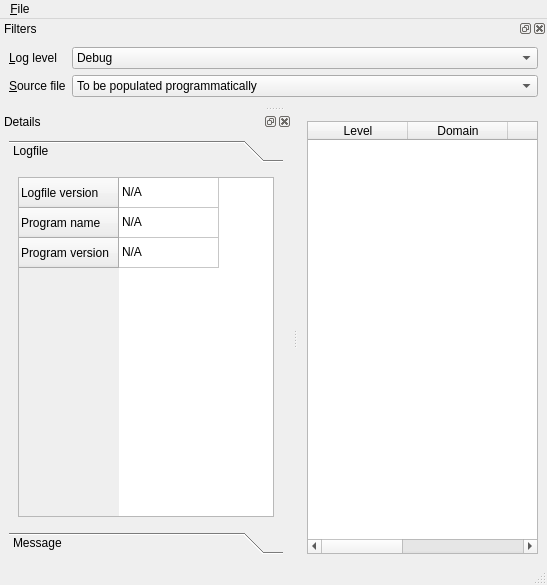
Before: the Qt Designer form logger/src/tools/MainWindow.ui in lxq2537664558/rainbrurpg, drawn with Qt 5.
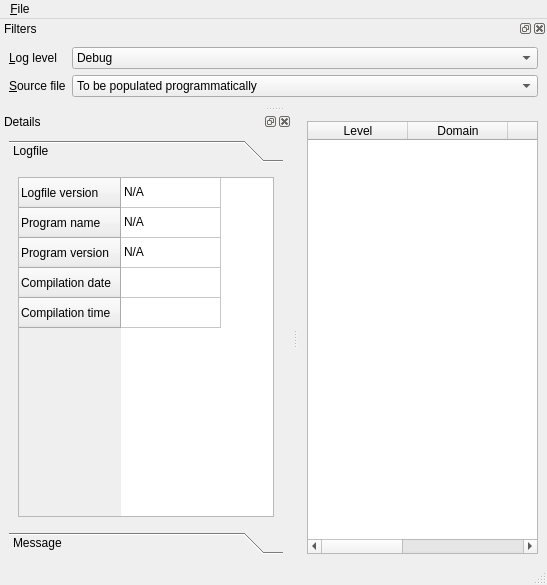
After: the same form once the commit is applied. The open tabs and pages were chosen to show the change.

Commit message: logger handles compilation date and time

Diff of the .ui file:
```diff
--- a/logger/src/tools/MainWindow.ui
+++ b/logger/src/tools/MainWindow.ui
@@ -93,8 +93,8 @@
            <rect>
             <x>0</x>
             <y>0</y>
-            <width>264</width>
-            <height>350</height>
+            <width>274</width>
+            <height>332</height>
            </rect>
           </property>
           <attribute name="label">
@@ -139,6 +139,16 @@
                <string>The platform running RainbruRPG</string>
               </property>
              </row>
+             <row>
+              <property name="text">
+               <string>Compilation date</string>
+              </property>
+             </row>
+             <row>
+              <property name="text">
+               <string>Compilation time</string>
+              </property>
+             </row>
              <column/>
              <item row="0" column="0">
               <property name="text">
```
Left out of the diff: 8 changed lines with no effect on the pictures. The commit also changes 10 other files.
